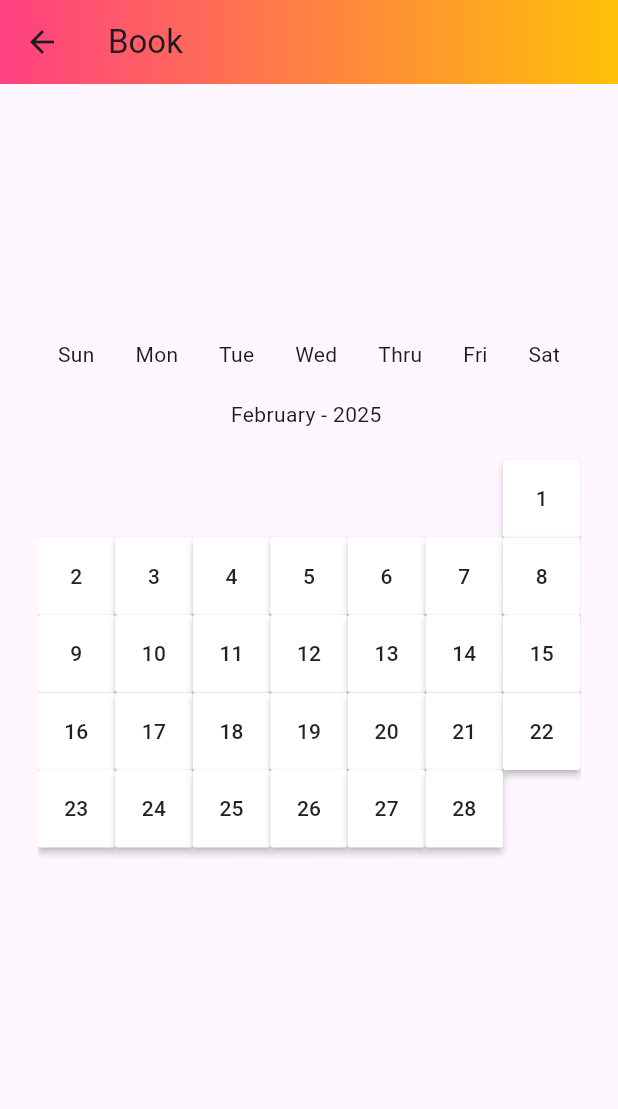
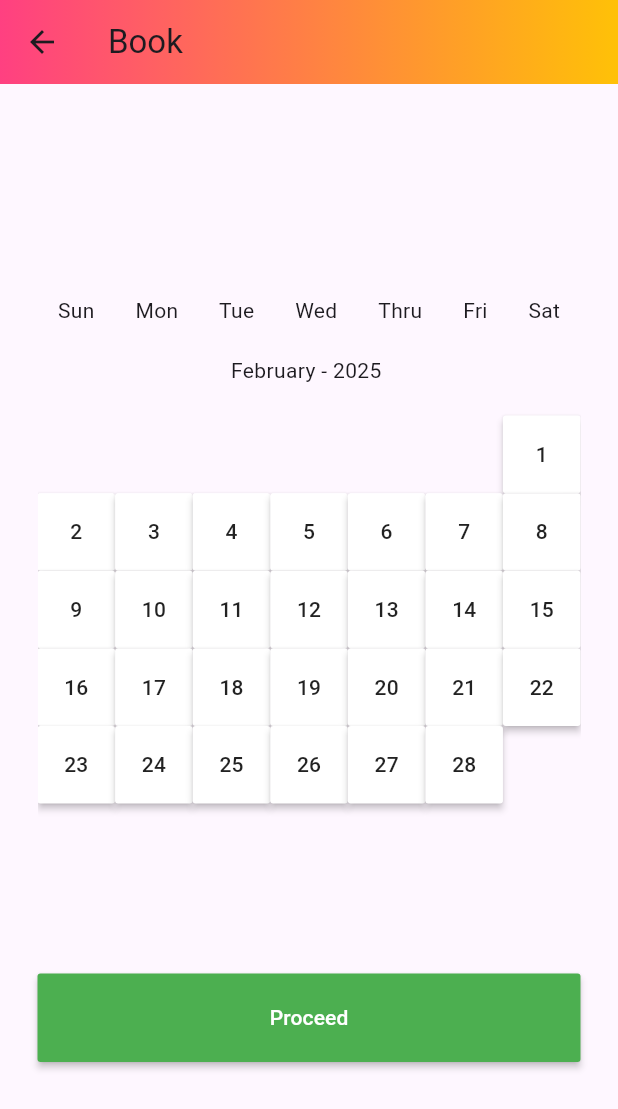
Before and after one commit to ujjwalmangalatreya/afnoghar, a Flutter app: the BookListingScreen screen opened directly with empty values, on a phone screen of 412 x 824 dp. Shown: the top 1109 px of the screen. Run offline on Flutter 3.47's test engine with Material 3 defaults, Android fonts, the phone set to English and light mode, and no system bars; our stand-ins replace appwrite, custom_rating_bar, get, image_picker; missing offline and left inert: pay; network calls fail.

Commit message:
added payment geteway apple pay google pay amount calucation

```diff
--- a/lib/global.dart
+++ b/lib/global.dart
@@ -6,6 +6,8 @@ import 'package:hamroghar/view_model/user_view_model.dart';
 
 
 PostingModel postingModel = PostingModel();
-
 UserViewModel userViewModel = UserViewModel();
 PostingViewModel postingViewModel = PostingViewModel();
+
+String paymentResults = "";
+int? bookingPrice = 0 ;
--- a/lib/model/app_constants.dart
+++ b/lib/model/app_constants.dart
@@ -41,4 +41,7 @@ class AppConstants {
     11: "November",
     12: "December",
   };
+
+
+
 }
--- /dev/null
+++ b/lib/payment_gateway/paymnet_config.dart
@@ -0,0 +1,156 @@
+const String defaultApplePay = '''{
+  "provider": "apple_pay",
+  "data": {
+    "merchantIdentifier": "example",
+    "displayName": "Example Name",
+    "merchantCapabilities": ["3DS", "debit", "credit"],
+    "supportedNetworks": ["amex", "visa", "discover", "masterCard"],
+    "countryCode": "US",
+    "currencyCode": "USD",
+    "requiredBillingContactFields": ["emailAddress", "name", "phoneNumber", "postalAddress"],
+    "requiredShippingContactFields": [],
+    "shippingMethods": [
+      {
+        "amount": "0.00",
+        "detail": "Available within an hour",
+        "identifier": "in_store_pickup",
+        "label": "In-Store Pickup"
+      },
+      {
+        "amount": "4.99",
+        "detail": "5-8 Business Days",
+        "identifier": "flat_rate_shipping_id_2",
+        "label": "UPS Ground"
+      },
+      {
+        "amount": "29.99",
+        "detail": "1-3 Business Days",
+        "identifier": "flat_rate_shipping_id_1",
+        "label": "FedEx Priority Mail"
+      }
+    ]
+  }
+}''';
+
+/// Sample configuration for Google Pay. Contains the same content as the file
+/// under `assets/default_payment_profile_google_pay.json`.
+const String defaultGooglePay = '''{
+  "provider": "google_pay",
+  "data": {
+    "environment": "TEST",
+    "apiVersion": 2,
+    "apiVersionMinor": 0,
+    "allowedPaymentMethods": [
+      {
+        "type": "CARD",
+        "tokenizationSpecification": {
+          "type": "PAYMENT_GATEWAY",
+          "parameters": {
+            "gateway": "example",
+            "gatewayMerchantId": "gatewayMerchantId"
+          }
+        },
+        "parameters": {
+          "allowedCardNetworks": ["VISA", "MASTERCARD"],
+          "allowedAuthMethods": ["PAN_ONLY", "CRYPTOGRAM_3DS"],
+          "billingAddressRequired": true,
+          "billingAddressParameters": {
+            "format": "FULL",
+            "phoneNumberRequired": true
+          }
+        }
+      }
+    ],
+    "merchantInfo": {
+      "merchantId": "01234567890123456789",
+      "merchantName": "Example Merchant Name"
+    },
+    "transactionInfo": {
+      "countryCode": "US",
+      "currencyCode": "USD"
+    }
+  }
+}''';
+
+const String basicGooglePayIsReadyToPay = '''{
+  "apiVersion": 2,
+  "apiVersionMinor": 0,
+  "allowedPaymentMethods": [
+    {
+      "type": "CARD",
+      "parameters": {
+        "allowedAuthMethods": ["PAN_ONLY", "CRYPTOGRAM_3DS"],
+        "allowedCardNetworks": ["AMEX", "DISCOVER", "INTERAC", "JCB", "MASTERCARD", "VISA"]
+      }
+    }
+  ]
+}''';
+
+const String basicGooglePayLoadPaymentData = '''{
+  "apiVersion": 2,
+  "apiVersionMinor": 0,
+  "merchantInfo": {
+    "merchantName": "Example Merchant"
+  },
+  "allowedPaymentMethods": [
+    {
+      "type": "CARD",
+      "parameters": {
+        "allowedAuthMethods": ["PAN_ONLY", "CRYPTOGRAM_3DS"],
+        "allowedCardNetworks": ["AMEX", "DISCOVER", "INTERAC", "JCB", "MASTERCARD", "VISA"]
+      },
+      "tokenizationSpecification": {
+        "type": "PAYMENT_GATEWAY",
+        "parameters": {
+          "gateway": "example",
+          "gatewayMerchantId": "exampleGatewayMerchantId"
+        }
+      }
+    }
+  ],
+  "transactionInfo": {
+    "totalPriceStatus": "FINAL",
+    "totalPrice": "12.34",
+    "currencyCode": "USD"
+  }
+}''';
+
+const String invalidGooglePayIsReadyToPay = '''{
+  "apiVersion": 2,
+  "apiVersionMinor": 0,
+  "allowedPaymentMethods": [
+    {
+      "type": "CARD",
+      "parameters": {}
+    }
+  ]
+}''';
+
+const String invalidGooglePayLoadPaymentData = '''{
+  "apiVersion": 2,
+  "apiVersionMinor": 0,
+  "merchantInfo": {
+    "merchantName": "Example Merchant"
+  },
+  "allowedPaymentMethods": [
+    {
+      "type": "CARD",
+      "parameters": {
+        "allowedAuthMethods": ["PAN_ONLY", "CRYPTOGRAM_3DS"],
+        "allowedCardNetworks": ["AMEX", "DISCOVER", "INTERAC", "JCB", "MASTERCARD", "VISA"]
+      },
+      "tokenizationSpecification": {
+        "type": "PAYMENT_GATEWAY",
+        "parameters": {
+          "gateway": "example",
+          "gatewayMerchantId": "exampleGatewayMerchantId"
+        }
+      }
+    }
+  ],
+  "transactionInfo": {
+    "totalPriceStatus": "FINAL",
+    "totalPrice": "12.34",
+    "currencyCode": "USD"
+  }
+}''';
--- a/lib/view/guestScreens/book_listing_screen.dart
+++ b/lib/view/guestScreens/book_listing_screen.dart
@@ -1,6 +1,13 @@
+import 'dart:io';
+
 import 'package:flutter/material.dart';
+import 'package:get/get.dart';
+import 'package:hamroghar/global.dart';
 import 'package:hamroghar/model/posting_model.dart';
+import 'package:hamroghar/payment_gateway/paymnet_config.dart';
+import 'package:hamroghar/view/guest_home_screen.dart';
 import 'package:hamroghar/widgets/calender_ui.dart';
+import 'package:pay/pay.dart';
 
 class BookListingScreen extends StatefulWidget {
 
@@ -54,6 +61,28 @@ class _BookListingScreenState extends State<BookListingScreen> {
       _buildCalenderWidgets();
     });
   }
+
+
+  _makeBooking(){
+    if(selectedDates.isEmpty){
+      return ;
+    }
+    posting!.makeNewBooking(selectedDates,context).whenComplete((){
+      Get.back();
+
+    });
+
+  }
+
+  calculateAmountForOverAllStay(){
+    if(selectedDates.isEmpty){
+      return ;
+    }
+    int totalPriceForAllNights = (selectedDates.length * posting!.price!) ;
+    bookingPrice = totalPriceForAllNights;
+  }
+
+
 
 
   @override
@@ -118,6 +147,82 @@ class _BookListingScreenState extends State<BookListingScreen> {
                 ),
               ),
             ),
+
+            bookingPrice == 0.0 ? MaterialButton(
+              onPressed: (){
+                calculateAmountForOverAllStay();
+              },
+              minWidth: double.infinity,
+              height: MediaQuery.of(context).size.height / 14,
+              color: Colors.green,
+              child: Text("Proceed",
+                style: TextStyle(color: Colors.white),),
+            ) : Container(),
+
+            paymentResults != ""
+                ? MaterialButton(
+              onPressed: (){Get.to(()=>GuestHomeScreen());
+                setState(() {
+                  paymentResults = "";
+                });
+                },
+              minWidth: double.infinity,
+              height: MediaQuery.of(context).size.height / 14,
+              color: Colors.green,
+              child: Text("Amount Paid Successfully !",
+              style: TextStyle(color: Colors.white),),
+            )
+                : Container(),
+
+            bookingPrice == 0.0 ? Container() :
+            Platform.isIOS
+                ? ApplePayButton(
+              paymentConfiguration: PaymentConfiguration.fromJsonString(defaultApplePay),
+              paymentItems: [
+                PaymentItem(
+                    amount: bookingPrice.toString(),
+                    label: "Booking Amount",
+                  status: PaymentItemStatus.final_price
+                )
+              ],
+              style: ApplePayButtonStyle.black,
+              width: double.infinity,
+              height: 50,
+              type: ApplePayButtonType.buy,
+              margin: EdgeInsets.only(top: 15.0),
+              onPaymentResult: (result) {
+                print(result);
+                setState(() {
+                  paymentResults = result.toString();
+
+                });
+                _makeBooking();
+
+              },
+              loadingIndicator: Center(child: CircularProgressIndicator(),),
+            )
+                : GooglePayButton(
+              paymentConfiguration: PaymentConfiguration.fromJsonString(defaultGooglePay),
+              paymentItems: [
+                PaymentItem(
+                    amount: bookingPrice.toString(),
+                    label: "Total Amount",
+                    status: PaymentItemStatus.final_price
+                )
+              ],
+              type: GooglePayButtonType.pay,
+              margin: EdgeInsets.only(top: 15.0),
+              onPaymentResult: (result) {
+                print(result);
+                setState(() {
+                  paymentResults = result.toString();
+
+                });
+                _makeBooking();
+
+              },
+              loadingIndicator: Center(child: CircularProgressIndicator(),),
+            ),
           ],
         ),
       ),
--- a/pubspec.yaml
+++ b/pubspec.yaml
@@ -17,6 +17,7 @@ dependencies:
   image_picker: ^1.1.2
   appwrite: ^13.0.0
   custom_rating_bar:
+  pay:
 
 dev_dependencies:
   flutter_test:
```
Also changed, not shown: lib/model/booking_model.dart (+12 -0 lines), lib/model/posting_model.dart (+25 -0 lines), lib/model/user_model.dart (+20 -0 lines), pubspec.lock, 1 other file.
